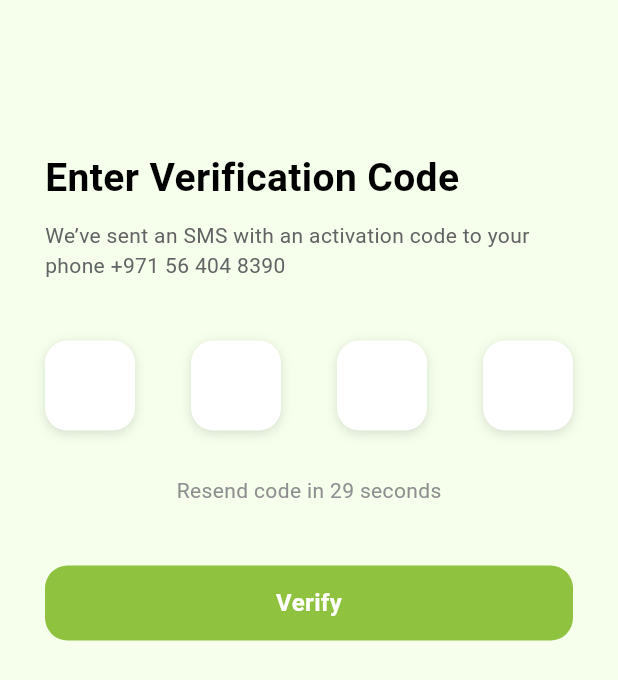
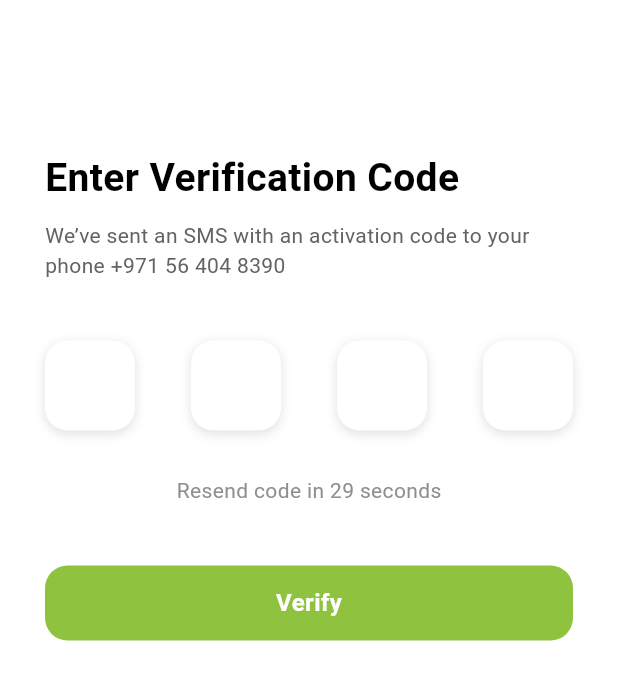
Before and after one commit to nhyan30/EcoAdvisor, a Flutter app: the SMSVerificationPage screen opened directly, on a phone screen of 412 x 824 dp. Shown: the top 680 px of the screen. Run offline on Flutter 3.47's test engine with Material 3 defaults, Android fonts, the phone set to English and light mode, and no system bars; our stand-ins replace camera, flutter_svg, image_picker; Roboto replaces fonts that are missing (Poppins).

```diff
--- a/lib/pages/verificationSMS.dart
+++ b/lib/pages/verificationSMS.dart
@@ -52,7 +52,7 @@ class _SMSVerificationPageState extends State<SMSVerificationPage> {
   @override
   Widget build(BuildContext context) {
     return Scaffold(
-      backgroundColor: const Color(0xFFF5FFEC),
+      backgroundColor: const Color(0xFFFFFFFF),
       body: Padding(
         padding: const EdgeInsets.symmetric(horizontal: 30.0),
         child: Column(
```
